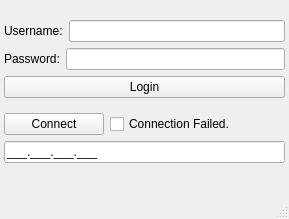
Qt form secureBankServerClient/client/client/client.ui (Abdelrahman-Aldesoky/Bank_Server_Client-Qt) before a commit.
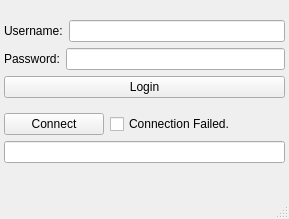
The same form after that commit.

Commit message:
"Added client_over_internet executable"
- Added the executable of the client_over_internet app to the top
level of the repo.
- Made minor GUI edits to the LineEdit to accept domain names.
- Connect to server by entering 'wolvierne.ddns.net' in LineEdit
and pressing connect.

Patch:
```diff
--- a/secureBankServerClient/client/client/client.ui
+++ b/secureBankServerClient/client/client/client.ui
@@ -14,7 +14,7 @@
    <string>client</string>
   </property>
   <widget class="QWidget" name="centralwidget">
-   <widget class="QWidget" name="">
+   <widget class="QWidget" name="layoutWidget">
     <property name="geometry">
      <rect>
       <x>4</x>
@@ -88,11 +88,7 @@
         </layout>
        </item>
        <item>
-        <widget class="QLineEdit" name="lineEdit_ip">
-         <property name="inputMask">
-          <string>000.000.000.000;_</string>
-         </property>
-        </widget>
+        <widget class="QLineEdit" name="lineEdit_ip"/>
        </item>
       </layout>
      </item>
```
The commit also changes 1 other file.
